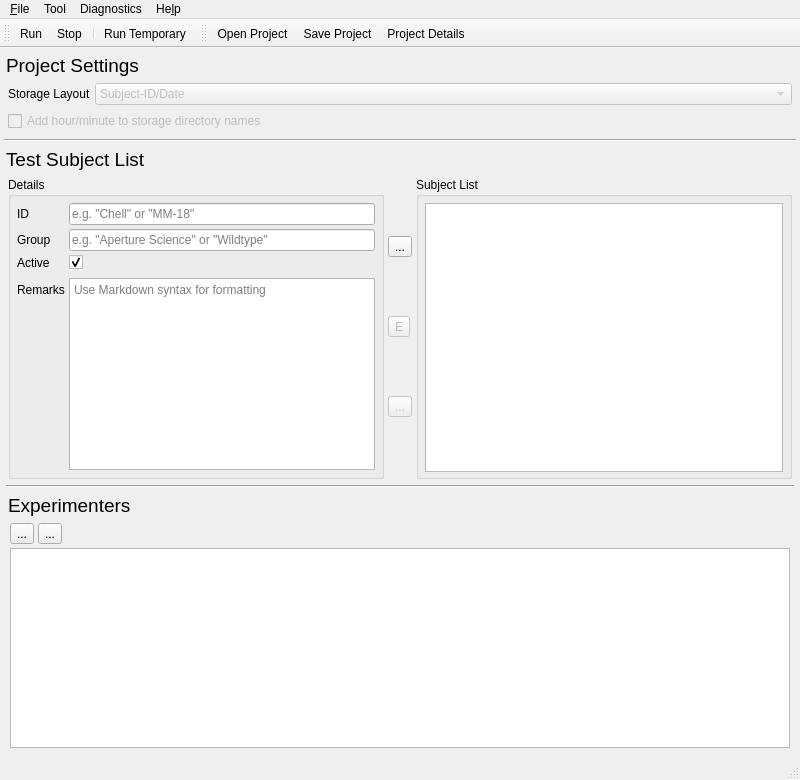
First picture: the form in src/mainwindow.ui, repository syntalos/syntalos, before the edit.
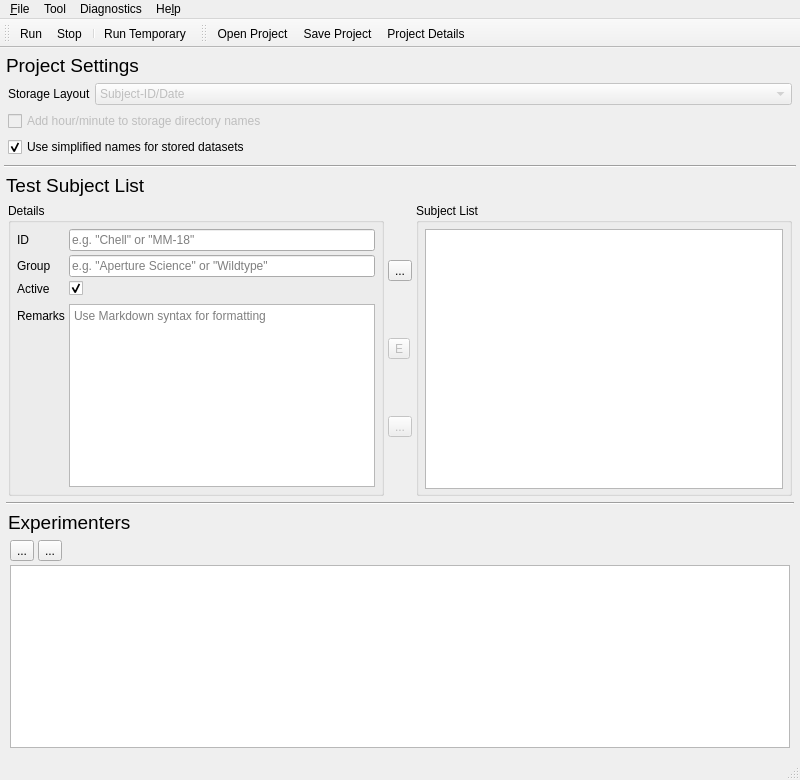
Second picture: the form after the edit. The open tabs and pages were chosen to show the change. Icons and pictures are not drawn. Custom widgets are drawn as their Qt base class.

Commit message:
Simplify names of stored dataset by default
Store dataset names in their simple form. This is a very easy way to
avoid ambiguities and also issues due to spelling mistakes in filenames
or unescaped whitespaces in shell scripts.
Since this changes the storage layout, using simplified names is a
per-project setting and can be modified by the user.

The edit to the form file:
```diff
--- a/src/mainwindow.ui
+++ b/src/mainwindow.ui
@@ -794,6 +794,19 @@
                 </property>
                </widget>
               </item>
+              <item>
+               <widget class="QCheckBox" name="cbSimpleStorageNames">
+                <property name="toolTip">
+                 <string>&lt;html&gt;&lt;head/&gt;&lt;body&gt;&lt;p&gt;Simplify the names of datasets that are saved to disk, e.g. they will be lowercased, some characters may be replaced and no whitespaces will be used.&lt;/p&gt;&lt;/body&gt;&lt;/html&gt;</string>
+                </property>
+                <property name="text">
+                 <string>Use simplified names for stored datasets</string>
+                </property>
+                <property name="checked">
+                 <bool>true</bool>
+                </property>
+               </widget>
+              </item>
              </layout>
             </widget>
            </item>
```
Left out of the diff: 7 changed lines with no effect on the pictures. The commit also changes 5 other files.
